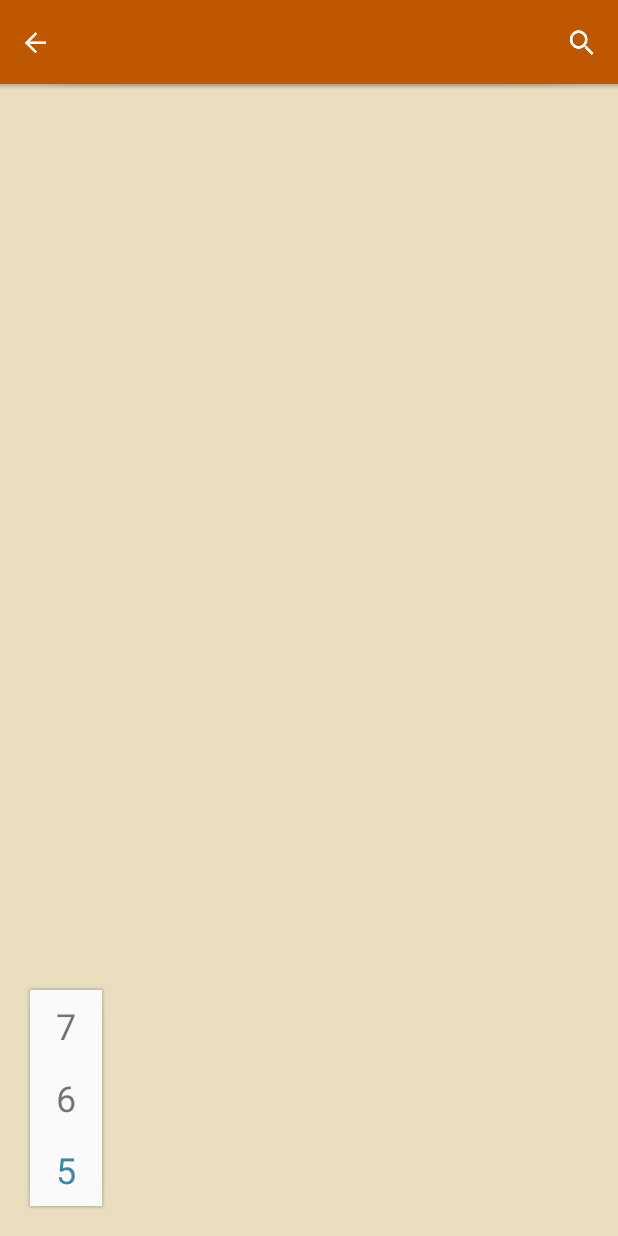
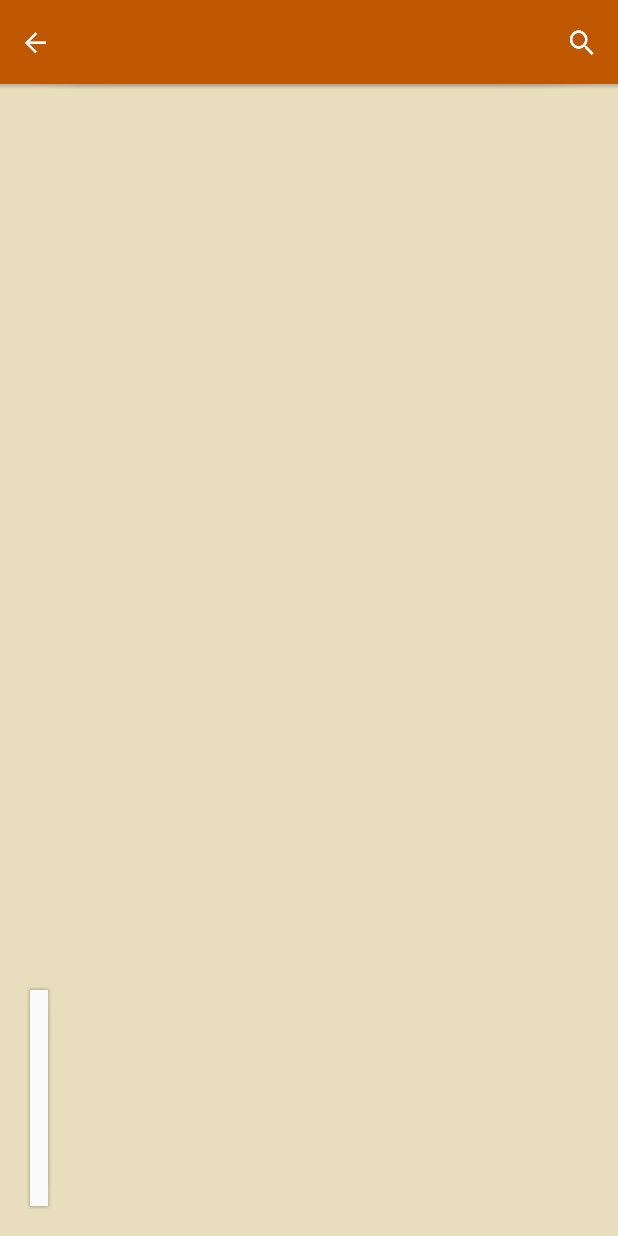
Before and after one commit to Schins02/BevoMapsAndroid, an Android app: the BuildingActivity screen opened directly, with no data from a screen before it, on a phone screen of 412 x 824 dp. Run offline under Robolectric (Android 15) with nearby library versions, the phone set to English and light mode, and no system bars; libraries missing offline, so code that uses them is left out: com.davemorrissey.labs; plain views replace SubsamplingScaleImageView; 2 statements that could not run were skipped.

Commit message:
Removed dummy floor selector.

```diff
--- a/app/src/main/java/edu/utexas/cs/bevomaps/ABHelper.java
+++ b/app/src/main/java/edu/utexas/cs/bevomaps/ABHelper.java
@@ -1,5 +1,6 @@
 package edu.utexas.cs.bevomaps;
 
+import android.app.Activity;
 import android.view.View;
 import android.widget.EditText;
 import android.widget.ImageButton;
@@ -25,7 +26,7 @@ class ABHelper {
 
   // Constructors---------------------------------------------------
 
-  ABHelper(BuildingActivity activity) {
+  ABHelper(Activity activity) {
     distance = activity.getResources().getDisplayMetrics().widthPixels / 2;
     text = (EditText)activity.findViewById(R.id.ab_text);
     back = (ImageButton)activity.findViewById(R.id.ab_back);
--- a/app/src/main/java/edu/utexas/cs/bevomaps/BuildingActivity.java
+++ b/app/src/main/java/edu/utexas/cs/bevomaps/BuildingActivity.java
@@ -86,7 +86,7 @@ public class BuildingActivity extends Activity {
     });
     imageHelper = new ImageHelper((SubsamplingScaleImageView)findViewById(R.id.building_image));
 
-    progressBar = (ProgressBar)findViewById(R.id.ab_progress);
+    progressBar = (ProgressBar)findViewById(R.id.ab_progress_bar);
 
     cacheLayer.loadImage(imageHelper, progressBar,
         intent.getStringExtra(SearchLayer.BUILDING), intent.getStringExtra(SearchLayer.FLOOR));
--- a/app/src/main/java/edu/utexas/cs/bevomaps/MapActivity.java
+++ b/app/src/main/java/edu/utexas/cs/bevomaps/MapActivity.java
@@ -89,7 +89,7 @@ public class MapActivity extends Activity {
       }
     });
 
-    textView = (EditText) findViewById(R.id.fsb_text);
+    textView = (EditText) findViewById(R.id.sb_text);
     textView.setText(text);
     textView.setOnClickListener(new View.OnClickListener() {
       @Override
@@ -108,7 +108,7 @@ public class MapActivity extends Activity {
       }
     });
 
-    ImageButton menuButton = (ImageButton) findViewById(R.id.fsb_menu);
+    ImageButton menuButton = (ImageButton) findViewById(R.id.sb_menu);
     menuButton.setOnClickListener(new View.OnClickListener() {
       @Override
       public void onClick(View v) {
@@ -178,7 +178,7 @@ public class MapActivity extends Activity {
         getWindow().setFlags(WindowManager.LayoutParams.FLAG_TRANSLUCENT_STATUS,
             WindowManager.LayoutParams.FLAG_TRANSLUCENT_STATUS);
 
-        View fsb = findViewById(R.id.fsb);
+        View fsb = findViewById(R.id.sb);
         ViewGroup.MarginLayoutParams params = (ViewGroup.MarginLayoutParams) fsb.getLayoutParams();
         params.topMargin = getResources().getDimensionPixelSize(id);
         fsb.setLayoutParams(params);
--- a/app/src/main/res/layout/action_bar.xml
+++ b/app/src/main/res/layout/action_bar.xml
@@ -47,7 +47,7 @@
 
   <ProgressBar
     style="@style/Widget.AppCompat.ProgressBar.Horizontal"
-    android:id="@+id/ab_progress"
+    android:id="@+id/ab_progress_bar"
     android:layout_width="match_parent"
     android:layout_height="2dp"
     android:layout_alignParentBottom="true"
--- a/app/src/main/res/layout/activity_building.xml
+++ b/app/src/main/res/layout/activity_building.xml
@@ -19,6 +19,6 @@
     android:alpha="0"
     android:background="@color/google_grey" />
 
-  <include layout="@layout/floating_floor_selector" />
+  <include layout="@layout/floor_selector" />
   <include layout="@layout/action_bar" />
 </RelativeLayout>
--- a/app/src/main/res/layout/activity_map.xml
+++ b/app/src/main/res/layout/activity_map.xml
@@ -37,7 +37,7 @@
       app:fab_colorNormal="@color/burnt_orange"
       app:fab_colorPressed="@color/burnt_orange" />
 
-    <include layout="@layout/floating_search_bar" />
+    <include layout="@layout/search_bar" />
   </RelativeLayout>
 
   <ListView
--- a/app/src/main/res/layout/floating_floor_selector.xml
+++ /dev/null
@@ -1,68 +0,0 @@
-<?xml version="1.0" encoding="utf-8"?>
-<ScrollView
-  xmlns:android="http://schemas.android.com/apk/res/android"
-  android:layout_width="wrap_content"
-  android:layout_height="152dp"
-  android:layout_alignParentBottom="true"
-  android:layout_margin="16dp"
-  android:background="@drawable/ffs_shadow"
-  android:overScrollMode="never"
-  android:scrollbars="none" >
-
-  <LinearLayout
-    android:id="@+id/ffs_list"
-    android:layout_width="wrap_content"
-    android:layout_height="wrap_content"
-    android:orientation="vertical" >
-
-    <TextView
-      android:layout_width="48dp"
-      android:layout_height="48dp"
-      android:gravity="center"
-      android:text="7"
-      android:textSize="24sp" />
-
-    <TextView
-      android:layout_width="48dp"
-      android:layout_height="48dp"
-      android:gravity="center"
-      android:text="6"
-      android:textSize="24sp" />
-
-    <TextView
-      android:layout_width="48dp"
-      android:layout_height="48dp"
-      android:gravity="center"
-      android:text="5"
-      android:textSize="24sp"
-      android:textColor="@color/secondary_blue_75" />
-
-    <TextView
-      android:layout_width="48dp"
-      android:layout_height="48dp"
-      android:gravity="center"
-      android:text="4"
-      android:textSize="24sp" />
-
-    <TextView
-      android:layout_width="48dp"
-      android:layout_height="48dp"
-      android:gravity="center"
-      android:text="3"
-      android:textSize="24sp" />
-
-    <TextView
-      android:layout_width="48dp"
-      android:layout_height="48dp"
-      android:gravity="center"
-      android:text="2"
-      android:textSize="24sp" />
-
-    <TextView
-      android:layout_width="48dp"
-      android:layout_height="48dp"
-      android:gravity="center"
-      android:text="1"
-      android:textSize="24sp" />
-    </LinearLayout>
-</ScrollView>
--- /dev/null
+++ b/app/src/main/res/layout/floor_selector.xml
@@ -0,0 +1,17 @@
+<?xml version="1.0" encoding="utf-8"?>
+<ScrollView
+  xmlns:android="http://schemas.android.com/apk/res/android"
+  android:layout_width="wrap_content"
+  android:layout_height="152dp"
+  android:layout_alignParentBottom="true"
+  android:layout_margin="16dp"
+  android:background="@drawable/fs_shadow"
+  android:overScrollMode="never"
+  android:scrollbars="none" >
+
+  <LinearLayout
+    android:id="@+id/fs_list"
+    android:layout_width="wrap_content"
+    android:layout_height="wrap_content"
+    android:orientation="vertical" />
+</ScrollView>
--- a/app/src/main/res/values/colors.xml
+++ b/app/src/main/res/values/colors.xml
@@ -5,6 +5,7 @@
   <color name="google_grey">#4C000000</color>
   <color name="google_map_beige">#E8DDBD</color>
   <color name="material_white">#FAFAFA</color>
+  <color name="secondary_black">#382F2D</color>
   <color name="secondary_blue_100">#005F86</color>
   <color name="secondary_blue_75">#3C87A3</color>
   <color name="secondary_blue_50">#7EAFC5</color>
```
Also changed, not shown: app/src/main/java/edu/utexas/cs/bevomaps/FSHelper.java (+61 -0 lines), app/src/main/res/layout/floor_selector_item.xml (added, +9 -0 lines), app/src/main/res/layout/search_bar.xml (renamed from app/src/main/res/layout/floating_search_bar.xml, +9 -9 lines), app/src/main/res/drawable/back.xml (line endings or trailing spaces), app/src/main/res/drawable/fs_shadow.9.png (renamed from app/src/main/res/drawable/ffs_shadow.9.png), app/src/main/res/drawable/progress.xml (line endings or trailing spaces), app/src/main/res/drawable/sb_shadow.9.png (renamed from app/src/main/res/drawable/fsb_shadow.9.png), app/src/main/res/drawable/shadow_up.9.png (deleted).
